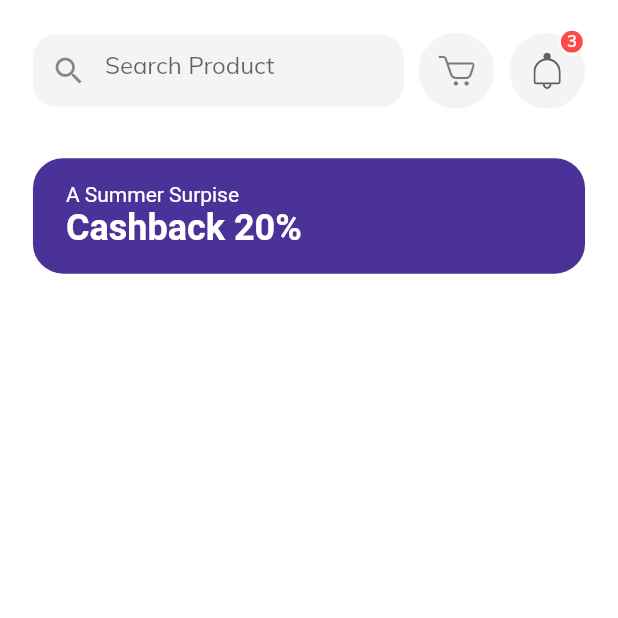
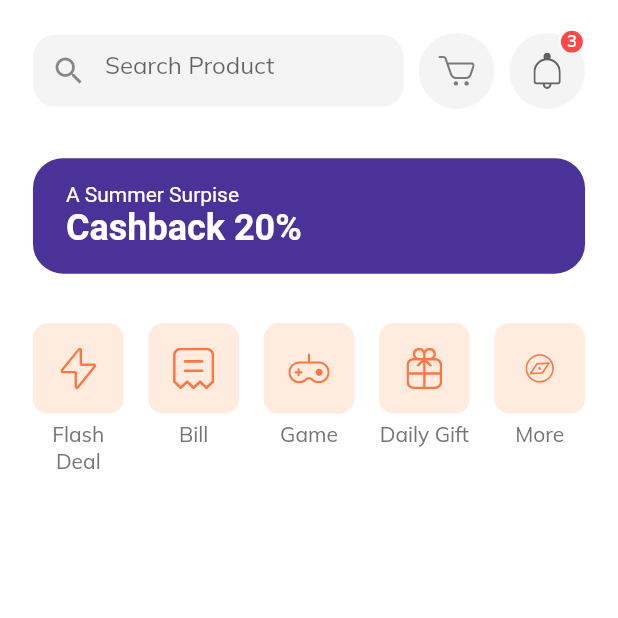
Before and after one commit to hutomosaktikartiko/Shop-App, a Flutter app: the HomeScreen screen opened by its route, on a phone screen of 412 x 824 dp, the top half of it. Run offline on Flutter 3.47's test engine with Material 2 defaults, Android fonts, the phone set to English and light mode, and no system bars; our stand-ins replace flutter_svg.

Commit message:
Categories

```diff
--- a/lib/screens/home/components/body.dart
+++ b/lib/screens/home/components/body.dart
@@ -1,4 +1,6 @@
 import 'package:flutter/material.dart';
+import 'package:flutter_svg/flutter_svg.dart';
+import 'package:shop_app/screens/home/components/categories.dart';
 import 'package:shop_app/size_config.dart';
 import 'package:shop_app/screens/home/components/home_header.dart';
 import 'package:shop_app/screens/home/components/discount_banner.dart';
@@ -17,7 +19,11 @@ class Body extends StatelessWidget {
             SizedBox(
               height: getProportionateScreenWidth(30),
             ),
-            DiscountBanner()
+            DiscountBanner(),
+            SizedBox(
+              height: getProportionateScreenWidth(30),
+            ),
+            Categories()
           ],
         ),
       ),
--- /dev/null
+++ b/lib/screens/home/components/categories.dart
@@ -0,0 +1,75 @@
+import 'package:flutter/material.dart';
+import 'package:flutter_svg/flutter_svg.dart';
+import 'package:shop_app/size_config.dart';
+
+class Categories extends StatelessWidget {
+  @override
+  Widget build(BuildContext context) {
+    List<Map<String, dynamic>> categories = [
+      {"icon": "assets/icons/Flash Icon.svg", "text": "Flash Deal"},
+      {"icon": "assets/icons/Bill Icon.svg", "text": "Bill"},
+      {"icon": "assets/icons/Game Icon.svg", "text": "Game"},
+      {"icon": "assets/icons/Gift Icon.svg", "text": "Daily Gift"},
+      {"icon": "assets/icons/Discover.svg", "text": "More"},
+    ];
+    return Padding(
+      padding:
+          EdgeInsets.symmetric(horizontal: getProportionateScreenWidth(20)),
+      child: Row(
+        mainAxisAlignment: MainAxisAlignment.spaceBetween,
+        crossAxisAlignment: CrossAxisAlignment.start,
+        children: [
+          ...List.generate(
+              categories.length,
+              (index) => CategoryCard(
+                  icon: categories[index]["icon"],
+                  text: categories[index]["text"],
+                  press: () {}))
+        ],
+      ),
+    );
+  }
+}
+
+class CategoryCard extends StatelessWidget {
+  const CategoryCard({
+    Key key,
+    @required this.icon,
+    @required this.text,
+    @required this.press,
+  }) : super(key: key);
+
+  final String icon, text;
+  final GestureTapCallback press;
+
+  @override
+  Widget build(BuildContext context) {
+    return GestureDetector(
+      onTap: press,
+      child: SizedBox(
+        width: getProportionateScreenWidth(55),
+        child: Column(
+          children: [
+            AspectRatio(
+              aspectRatio: 1,
+              child: Container(
+                padding: EdgeInsets.all(getProportionateScreenWidth(15)),
+                decoration: BoxDecoration(
+                    color: Color(0xFFFFECDF),
+                    borderRadius: BorderRadius.circular(10)),
+                child: SvgPicture.asset(icon),
+              ),
+            ),
+            const SizedBox(
+              height: 5,
+            ),
+            Text(
+              text,
+              textAlign: TextAlign.center,
+            )
+          ],
+        ),
+      ),
+    );
+  }
+}
```
